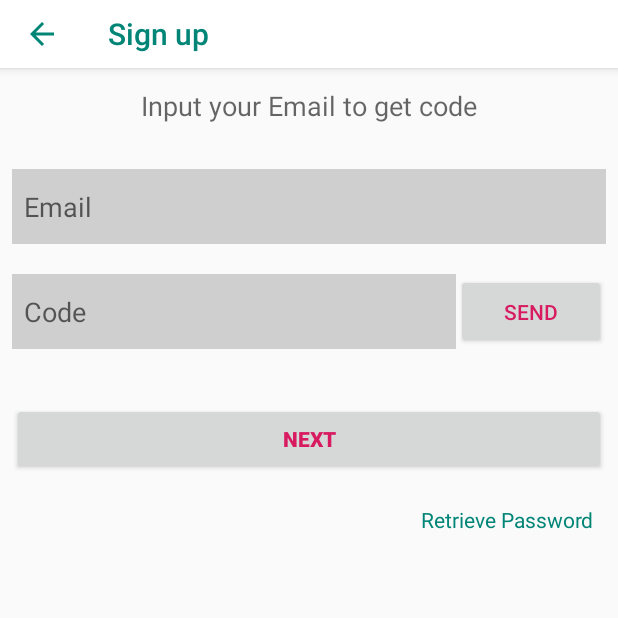
After one commit to Leeeg/VShare, an Android app: the fragment RegisterFragment placed in its activity, on a phone screen of 412 x 824 dp, the top half of it. The commit adds this screen. Run offline under Robolectric (Android 15) with nearby library versions, the phone set to English and light mode, and no system bars; our stand-ins replace Room's generated code, data binding; 2 statements that could not run were skipped.

Commit message:
添加注册 找回密码页面

```diff
--- a/app/src/main/AndroidManifest.xml
+++ b/app/src/main/AndroidManifest.xml
@@ -6,15 +6,15 @@
     <uses-permission android:name="android.permission.READ_PROFILE" />
     <uses-permission android:name="android.permission.READ_CONTACTS" />
 
-    <uses-permission android:name="android.permission.READ_EXTERNAL_STORAGE"/>
-    <uses-permission android:name="android.permission.WRITE_EXTERNAL_STORAGE"/>
+    <uses-permission android:name="android.permission.READ_EXTERNAL_STORAGE" />
+    <uses-permission android:name="android.permission.WRITE_EXTERNAL_STORAGE" />
 
     <!--android:theme="@style/AppTheme"-->
     <application
+        android:name=".BasicApp"
         android:allowBackup="true"
         android:icon="@mipmap/logo"
         android:label="@string/app_name"
-        android:name=".BasicApp"
         android:roundIcon="@mipmap/logo"
         android:supportsRtl="true"
         android:theme="@style/AppTheme">
--- a/app/src/main/java/lee/com/vshare/ui/activity/LoginActivity.java
+++ b/app/src/main/java/lee/com/vshare/ui/activity/LoginActivity.java
@@ -2,15 +2,19 @@ package lee.com.vshare.ui.activity;
 
 import android.os.Bundle;
 import android.util.Log;
-import android.view.KeyEvent;
 import android.view.MenuItem;
 
 import androidx.annotation.Nullable;
 import androidx.appcompat.widget.Toolbar;
 import androidx.fragment.app.FragmentManager;
+import androidx.fragment.app.FragmentTransaction;
 import lee.com.vshare.R;
 import lee.com.vshare.ui.BaseActivity;
+import lee.com.vshare.ui.BaseFragment;
 import lee.com.vshare.ui.fragment.LoginFragment;
+import lee.com.vshare.ui.fragment.RegisterFragment;
+import lee.com.vshare.ui.fragment.RetrieveFragment;
+import lee.com.vshare.ui.fragment.SignUpFragment;
 
 /**
  * CreateDate：18-12-28 on 下午7:26
@@ -19,20 +23,39 @@ import lee.com.vshare.ui.fragment.LoginFragment;
  */
 public class LoginActivity extends BaseActivity {
 
+    public final static int TITLE_SIGNIN = 0;
+    public final static int TITLE_REGISTER = 1;
+    public final static int TITLE_RETRIEVE = 2;
+    public final static int TITLE_SIGNUP = 3;
+
+    private int titleIndex;
     private FragmentManager fragmentManager;
+    private Toolbar toolbar;
 
     @Override
     protected void onCreate(@Nullable Bundle savedInstanceState) {
         super.onCreate(savedInstanceState);
         setContentView(R.layout.activity_login);
 
-        Toolbar toolbar = findViewById(R.id.toolbar);
+        toolbar = findViewById(R.id.toolbar);
         setSupportActionBar(toolbar);
         getSupportActionBar().setHomeButtonEnabled(true);
         getSupportActionBar().setDisplayHomeAsUpEnabled(true);
         fragmentManager = getSupportFragmentManager();
 
         loadFragment(savedInstanceState);
+    }
+
+    @Override
+    public boolean onOptionsItemSelected(MenuItem item) {
+        if (item.getItemId() == android.R.id.home) {
+            if (titleIndex == TITLE_SIGNIN) {
+                finish();
+            } else {
+                onBackPressed();
+            }
+        }
+        return super.onOptionsItemSelected(item);
     }
 
     /**
@@ -50,12 +73,53 @@ public class LoginActivity extends BaseActivity {
         }
     }
 
+    private void showFragment(BaseFragment fragment, String tag) {
+        Log.d("Lee_LoginActivity", "addFragment");
+        fragmentManager
+                .beginTransaction()
+                .addToBackStack(tag)
+                .replace(R.id.fragment_container, fragment, tag)
+                .setTransition(FragmentTransaction.TRANSIT_FRAGMENT_OPEN)
+                .commit();
+    }
+
+    public void showRegister() {
+        RegisterFragment registerFragment = (RegisterFragment) fragmentManager.findFragmentByTag(RegisterFragment.TAG);
+        if (null == registerFragment) {
+            registerFragment = RegisterFragment.newInstance();
+        }
+        showFragment(registerFragment, RegisterFragment.TAG);
+    }
+
+    public void showSignUp() {
+        SignUpFragment signUpFragment = (SignUpFragment) fragmentManager.findFragmentByTag(SignUpFragment.TAG);
+        if (null == signUpFragment) {
+            signUpFragment = SignUpFragment.newInstance();
+        }
+        showFragment(signUpFragment, SignUpFragment.TAG);
+    }
+
+    public void showRetrieve() {
+        RetrieveFragment retrieveFragment = (RetrieveFragment) fragmentManager.findFragmentByTag(RetrieveFragment.TAG);
+        if (null == retrieveFragment) {
+            retrieveFragment = RetrieveFragment.newInstance();
+        }
+        showFragment(retrieveFragment, RetrieveFragment.TAG);
+    }
+
     @Override
-    public boolean onOptionsItemSelected(MenuItem item) {
-        if (item.getItemId() == android.R.id.home) {
-            finish();
+    public void setTitle(int index) {
+        if (titleIndex != index) {
+            Log.d("Lee_LoginActivity", "setTitle ： " + index);
+            titleIndex = index;
+            if (index == TITLE_SIGNIN) {
+                toolbar.setTitle(R.string.title_sign_in);
+            } else if (index == TITLE_REGISTER || index == TITLE_SIGNUP) {
+                toolbar.setTitle(R.string.title_sign_up);
+            } else if (index == TITLE_RETRIEVE) {
+                toolbar.setTitle(R.string.title_retrieve);
+            }
         }
-        return super.onOptionsItemSelected(item);
     }
 
 }
--- a/app/src/main/java/lee/com/vshare/ui/fragment/LoginFragment.java
+++ b/app/src/main/java/lee/com/vshare/ui/fragment/LoginFragment.java
@@ -76,6 +76,7 @@ public class LoginFragment extends BaseFragment {
         if (mBinding.getHistoryShow()) {
             mBinding.setHistoryShow(false);
         }
+        ((LoginActivity)getActivity()).setTitle(LoginActivity.TITLE_SIGNIN);
     }
 
     @Override
@@ -135,19 +136,18 @@ public class LoginFragment extends BaseFragment {
             if (mBinding.getHistoryShow()) {
                 mBinding.email.requestFocus();
             }
-
         }
 
         @Override
         public void onRetrieveClick() {
             Log.d("Lee_Login", "onRetrieveClick");
-
+            ((LoginActivity)getActivity()).showRetrieve();
         }
 
         @Override
         public void onSingUpClick() {
             Log.d("Lee_Login", "onSingUpClick");
-
+            ((LoginActivity)getActivity()).showRegister();
         }
     };
 
--- /dev/null
+++ b/app/src/main/java/lee/com/vshare/ui/fragment/RegisterFragment.java
@@ -0,0 +1,51 @@
+package lee.com.vshare.ui.fragment;
+
+import android.os.Bundle;
+import android.view.LayoutInflater;
+import android.view.View;
+import android.view.ViewGroup;
+
+import androidx.annotation.NonNull;
+import androidx.annotation.Nullable;
+import androidx.databinding.DataBindingUtil;
+import lee.com.vshare.R;
+import lee.com.vshare.databinding.FragmentRegisterBinding;
+import lee.com.vshare.ui.BaseFragment;
+import lee.com.vshare.ui.activity.LoginActivity;
+
+
+/**
+ * CreateDate：19-1-10 on 下午3:15
+ * Describe:
+ * Coder: lee
+ */
+public class RegisterFragment extends BaseFragment {
+
+    public static final String TAG = "LogupFragment";
+
+    private FragmentRegisterBinding mBinding;
+
+    public static RegisterFragment newInstance() {
+        final RegisterFragment fragment = new RegisterFragment();
+        final Bundle args = new Bundle();
+        fragment.setArguments(args);
+        return fragment;
+    }
+
+    @Nullable
+    @Override
+    public View onCreateView(@NonNull LayoutInflater inflater, @Nullable ViewGroup container, @Nullable Bundle savedInstanceState) {
+
+        mBinding = DataBindingUtil.inflate(inflater, R.layout.fragment_register, container, false);
+
+        return mBinding.getRoot();
+
+    }
+
+    @Override
+    public void onResume() {
+        super.onResume();
+        ((LoginActivity)getActivity()).setTitle(LoginActivity.TITLE_REGISTER);
+    }
+
+}
--- /dev/null
+++ b/app/src/main/res/layout/fragment_register.xml
@@ -0,0 +1,78 @@
+<?xml version="1.0" encoding="utf-8"?>
+<layout xmlns:android="http://schemas.android.com/apk/res/android">
+
+    <data>
+
+    </data>
+
+        <LinearLayout
+            android:id="@+id/email_login_form"
+            android:layout_width="match_parent"
+            android:layout_height="match_parent"
+            android:layout_margin="@dimen/safe_spacing"
+            android:orientation="vertical">
+
+            <TextView
+                android:layout_marginTop="@dimen/dp_50"
+                android:layout_marginBottom="@dimen/dp_30"
+                android:layout_gravity="center_horizontal"
+                android:textSize="@dimen/sp_18"
+                android:hint="@string/sign_up_addr_hint"
+                android:background="@color/transparent"
+                android:layout_width="wrap_content"
+                android:layout_height="wrap_content" />
+
+            <EditText
+                android:paddingStart="@dimen/safe_spacing"
+                android:paddingEnd="@dimen/safe_spacing"
+                android:hint="@string/prompt_email"
+                android:inputType="textEmailAddress"
+                android:maxLength="40"
+                android:maxLines="1"
+                android:background="@color/editGray"
+                android:layout_width="match_parent"
+                android:layout_height="@dimen/dp_50" />
+
+            <LinearLayout
+                android:layout_marginTop="@dimen/dp_20"
+                android:layout_width="match_parent"
+                android:layout_height="@dimen/dp_50">
+
+                <EditText
+                    android:paddingStart="@dimen/safe_spacing"
+                    android:paddingEnd="@dimen/safe_spacing"
+                    android:background="@color/editGray"
+                    android:hint="@string/prompt_code"
+                    android:inputType="number"
+                    android:maxLength="6"
+                    android:maxLines="1"
+                    android:layout_weight="1"
+                    android:layout_width="0dp"
+                    android:layout_height="match_parent" />
+
+                <Button
+                    android:text="@string/action_send"
+                    android:layout_width="@dimen/dp_100"
+                    android:layout_height="match_parent" />
+
+            </LinearLayout>
+
+            <Button
+                android:layout_width="match_parent"
+                android:layout_height="wrap_content"
+                android:layout_marginTop="@dimen/dp_36"
+                android:text="@string/action_next"
+                android:textStyle="bold" />
+
+            <TextView
+                android:textSize="@dimen/sp_14"
+                android:textColor="@color/textGreen"
+                android:paddingEnd="@dimen/safe_spacing"
+                android:layout_marginTop="@dimen/dp_20"
+                android:layout_gravity="right"
+                android:text="@string/retrieve"
+                android:layout_width="wrap_content"
+                android:layout_height="wrap_content" />
+
+        </LinearLayout>
+</layout>
--- a/app/src/main/res/values/colors.xml
+++ b/app/src/main/res/values/colors.xml
@@ -14,6 +14,8 @@
     <color name="bgwhite">#F7F7F7</color>
     <color name="bggry">#E5E5E5</color>
 
+    <color name="transparent">@android:color/transparent</color>
+
     <color name="lineGray">#CFCFCF</color>
     <color name="editGray">#CFCFCF</color>
     <color name="textBlack">#2B2B2B</color>
--- a/app/src/main/res/values/strings.xml
+++ b/app/src/main/res/values/strings.xml
@@ -3,12 +3,20 @@
     <string name="action_settings">Settings</string>
     <string name="title_activity_login">Sign in</string>
 
+    <!-- fragment title -->
+    <string name="title_sign_in">Sign in</string>
+    <string name="title_sign_up">Sign up</string>
+    <string name="title_retrieve">Retrieve</string>
+
     <!-- Strings related to login -->
     <string name="prompt_email">Email</string>
     <string name="prompt_password">Password (optional)</string>
+    <string name="prompt_code">Code</string>
     <string name="action_sign_in">Sign in</string>
     <string name="action_sign_up">Sign up</string>
     <string name="action_sign_in_short">Sign in</string>
+    <string name="action_next">Next</string>
+    <string name="action_send">Send</string>
     <string name="error_invalid_email">This email address is invalid</string>
     <string name="error_invalid_password">This password is too short</string>
     <string name="error_incorrect_password">This password is incorrect</string>
@@ -17,6 +25,8 @@
     <string name="retrieve">Retrieve Password</string>
     <string name="no_account">No Account ?</string>
     <string name="sign_up">Sign Up</string>
+    <string name="sign_up_addr_hint">Input your Email to get code</string>
+    <string name="sign_up_password_hint">Input your password</string>
 
     <!-- Strings related to navigation -->
     <string name="navigation_drawer_open">Open navigation drawer</string>
```
Also changed, not shown: app/src/main/java/lee/com/vshare/ui/fragment/RetrieveFragment.java (added, +51 -0 lines), app/src/main/java/lee/com/vshare/ui/fragment/SignUpFragment.java (added, +52 -0 lines), app/src/main/res/layout/fragment_login.xml (+4 -4 lines), app/src/main/res/layout/fragment_retrieve.xml (added, +52 -0 lines), app/src/main/res/layout/fragment_signup.xml (added, +52 -0 lines).
